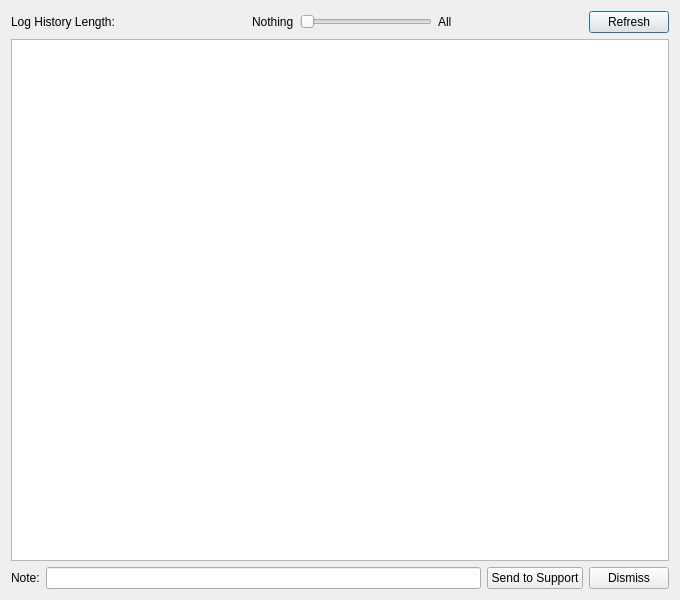
strymon/spl, file spl/DcLogDialog.ui: the form before one commit.
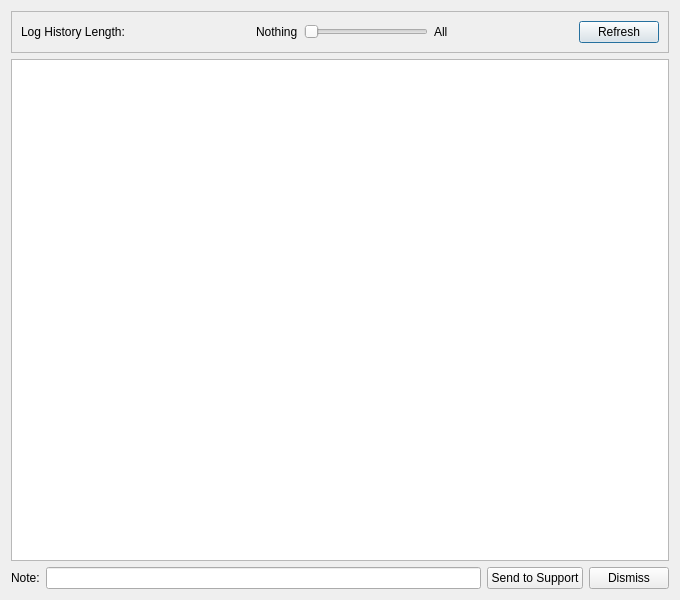
The form after the commit.

Commit message: Logging dialog update - naming the logfile

Patch:
```diff
--- a/spl/DcLogDialog.ui
+++ b/spl/DcLogDialog.ui
@@ -13,6 +13,15 @@
   <property name="windowTitle">
    <string>Dialog</string>
   </property>
+  <layout class="QVBoxLayout" name="verticalLayout_2">
+   <item>
+    <widget class="QFrame" name="controlFrame">
+     <property name="frameShape">
+      <enum>QFrame::StyledPanel</enum>
+     </property>
+     <property name="frameShadow">
+      <enum>QFrame::Raised</enum>
+     </property>
   <layout class="QVBoxLayout" name="verticalLayout">
    <item>
     <layout class="QHBoxLayout" name="horizontalLayout_2">
@@ -78,6 +87,9 @@
       </widget>
      </item>
     </layout>
+      </item>
+     </layout>
+    </widget>
    </item>
    <item>
     <widget class="QTextEdit" name="textEdit">
```
Lines whose indentation alone changed are shown as unchanged. The commit also changes 2 other files.
